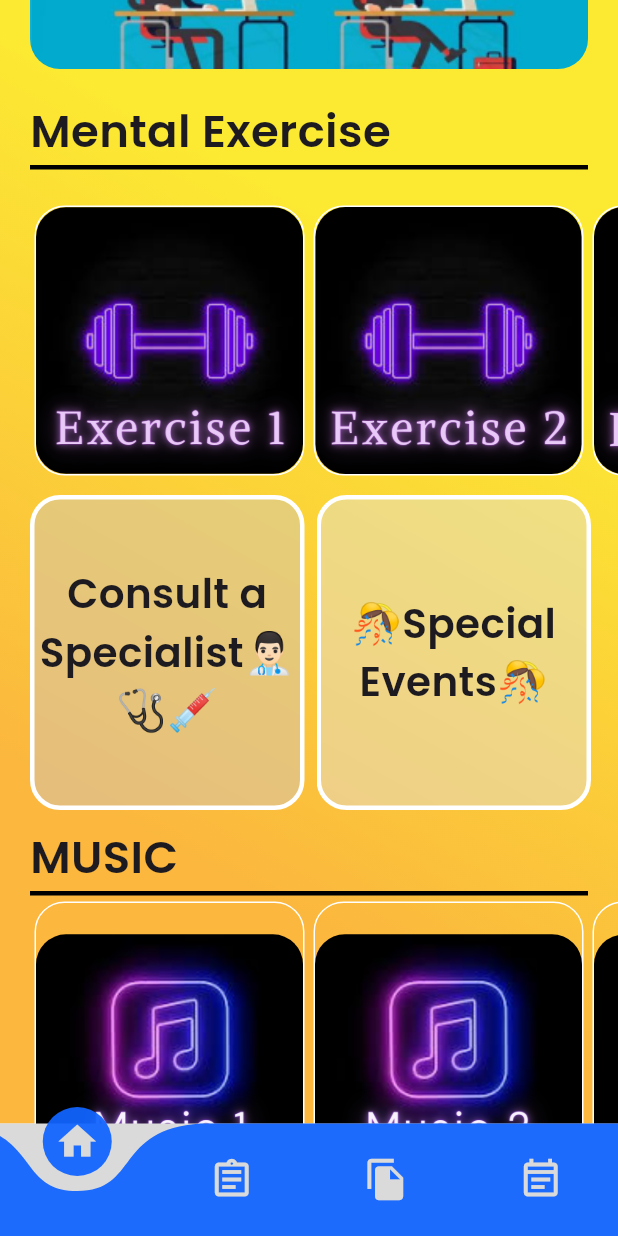
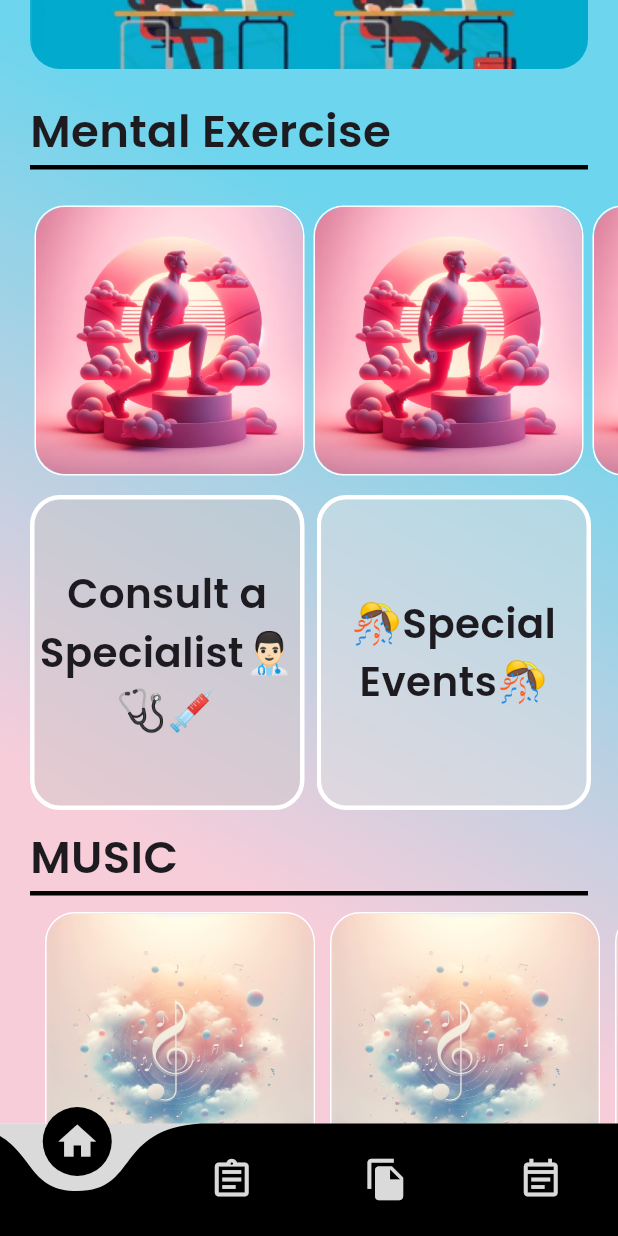
Before and after one commit to shoaib-inamdar/beyondpeaceapp, a Flutter app: the screen it shows once a user with an empty profile is signed in, scrolled down 576 dp, on a phone screen of 412 x 824 dp. Run offline on Flutter 3.47's test engine with Material 3 defaults, Android fonts, the phone set to English and light mode, and no system bars; drawn by our look-alikes of curved_navigation_bar; our stand-ins replace audio_video_progress_bar, audioplayers, carousel_slider, chewie, cloud_firestore, file_picker and 11 more; missing offline and left inert: easy_pdf_viewer, flutter_phone_direct_caller, vertical_card_pager; accounts and stored records are empty.

Commit message:
music and exercise images updated

```diff
--- a/lib/components/musiccontainer.dart
+++ b/lib/components/musiccontainer.dart
@@ -13,8 +13,8 @@ class Musiccontainer extends StatelessWidget {
       onTap: ontap,
       child: Container(
           width: 180,
-          margin: EdgeInsets.all(3),
-          height: 200,
+          margin: EdgeInsets.only(top: 10, left: 10),
+          height: 180,
           alignment: Alignment.center,
           decoration: BoxDecoration(
               border: Border.all(color: Colors.white),
--- a/lib/pages/homepage.dart
+++ b/lib/pages/homepage.dart
@@ -89,7 +89,7 @@ class _HomepageState extends State<Homepage> {
         body: Container(
           decoration: BoxDecoration(
             gradient: LinearGradient(
-              colors: [Color(0xfffcea32), Color(0xfffbb73e)],
+              colors: [Color(0xff6dd5ed), Color(0xfff8cdda)],
               stops: [0.25, 0.75],
               begin: Alignment.topRight,
               end: Alignment.bottomLeft,
@@ -104,7 +104,7 @@ class _HomepageState extends State<Homepage> {
               Container(
                 margin: EdgeInsets.only(top: 20),
                 decoration: BoxDecoration(
-                    color: Color(0xfffcea32),
+                    color: Color(0xff6dd5ed),
                     boxShadow: [
                       BoxShadow(
                         color: Color(0x000000).withOpacity(1),
@@ -293,21 +293,21 @@ class _HomepageState extends State<Homepage> {
                                   context, Myroutes.mentalexerciseroute)
                             },
                         child: Exercisecontainer(
-                            image: 'assets/images/exercise1.png')),
+                            image: 'assets/images/exercise.jpeg')),
                     InkWell(
                         onTap: () => {
                               Navigator.pushNamed(
                                   context, Myroutes.mentalexerciseroute)
                             },
                         child: Exercisecontainer(
-                            image: 'assets/images/exercise2.png')),
+                            image: 'assets/images/exercise.jpeg')),
                     InkWell(
                         onTap: () => {
                               Navigator.pushNamed(
                                   context, Myroutes.mentalexerciseroute)
                             },
                         child: Exercisecontainer(
-                            image: 'assets/images/exercise3.png')),
+                            image: 'assets/images/exercise.jpeg')),
                     InkWell(
                       onTap: () => {
                         Navigator.pushNamed(
@@ -318,6 +318,8 @@ class _HomepageState extends State<Homepage> {
                         height: 180,
                         alignment: Alignment.center,
                         decoration: BoxDecoration(
+                          image: DecorationImage(
+                              image: AssetImage('assets/images/exercise.jpeg')),
                           border: Border.all(color: Colors.white),
                           borderRadius:
                               const BorderRadius.all(Radius.circular(20)),
@@ -438,7 +440,7 @@ class _HomepageState extends State<Homepage> {
                       width: 20,
                     ),
                     Musiccontainer(
-                      image: 'assets/images/music1.png',
+                      image: 'assets/images/music.jpeg',
                       ontap: () {
                         Navigator.push(
                           context,
@@ -447,7 +449,7 @@ class _HomepageState extends State<Homepage> {
                       },
                     ),
                     Musiccontainer(
-                      image: 'assets/images/music2.png',
+                      image: 'assets/images/music.jpeg',
                       ontap: () {
                         Navigator.push(
                           context,
@@ -456,7 +458,7 @@ class _HomepageState extends State<Homepage> {
                       },
                     ),
                     Musiccontainer(
-                      image: 'assets/images/music3.png',
+                      image: 'assets/images/music.jpeg',
                       ontap: () {
                         Navigator.push(
                           context,
@@ -473,6 +475,8 @@ class _HomepageState extends State<Homepage> {
                         height: 180,
                         alignment: Alignment.center,
                         decoration: BoxDecoration(
+                          image: DecorationImage(
+                              image: AssetImage('assets/images/music.jpeg')),
                           border: Border.all(color: Colors.black),
                           borderRadius:
                               const BorderRadius.all(Radius.circular(20)),
@@ -512,16 +516,18 @@ class _HomepageState extends State<Homepage> {
                               width: 183,
                               alignment: Alignment.center,
                               decoration: BoxDecoration(
-                                color: Color(0xff000000),
+                                border: Border.all(
+                                    color: Color(0xffffffff), width: 2),
+                                // color: Color(0xff000000),
                                 borderRadius:
                                     BorderRadius.all(Radius.circular(20)),
-                                // color: const Color.fromARGB(255, 169, 150, 150),
+                                color: const Color.fromARGB(115, 255, 255, 255),
                               ),
                               child: Text('📍Nearby Hospitals',
                                   style: GoogleFonts.poppins(
                                       fontSize: 27,
                                       fontWeight: FontWeight.w600,
-                                      color: Color(0xffffffff)),
+                                      color: Color(0xff000000)),
                                   textAlign: TextAlign.center),
                             ),
                           ),
@@ -531,23 +537,31 @@ class _HomepageState extends State<Homepage> {
                     Padding(
                       padding: const EdgeInsets.only(
                           top: 10, left: 8, right: 8, bottom: 8),
+                      child: ClipRect(
+                        child: BackdropFilter(
+                          filter: ImageFilter.blur(sigmaX: 10, sigmaY: 10),
                           child: InkWell(
                             onTap: () => {
-                          Navigator.pushNamed(context, Myroutes.filestoreroute)
+                              Navigator.pushNamed(
+                                  context, Myroutes.filestoreroute)
                             },
                             child: Container(
                               width: 183,
                               alignment: Alignment.center,
                               decoration: BoxDecoration(
-                            border: Border.all(color: Colors.black),
-                            borderRadius: BorderRadius.all(Radius.circular(20)),
-                            color: Color(0xffdadada),
+                                border: Border.all(
+                                    color: Color(0xffffffff), width: 2),
+                                borderRadius:
+                                    BorderRadius.all(Radius.circular(20)),
+                                color: const Color.fromARGB(115, 255, 255, 255),
                               ),
                               child: Text(
                                 'Medical Reports📁',
                                 style: GoogleFonts.poppins(
                                     fontSize: 30, fontWeight: FontWeight.w600),
                                 textAlign: TextAlign.center,
+                              ),
+                            ),
                           ),
                         ),
                       ),
--- a/lib/pages/mainpage.dart
+++ b/lib/pages/mainpage.dart
@@ -40,7 +40,7 @@ class _MainpageState extends State<Mainpage> {
       body: _pages[_selectedindex],
       bottomNavigationBar: CurvedNavigationBar(
         // buttonBackgroundColor: Color(0xffffffff),
-        color: Color(0xF01164FF),
+        color: Color(0xff000000),
         backgroundColor: Color(0xffdadada),
         items: [
           Icon(
```
Also changed, not shown: assets/images/exercise.jpeg (added), assets/images/music.jpeg (added). Lines whose indentation alone changed are shown as unchanged.
